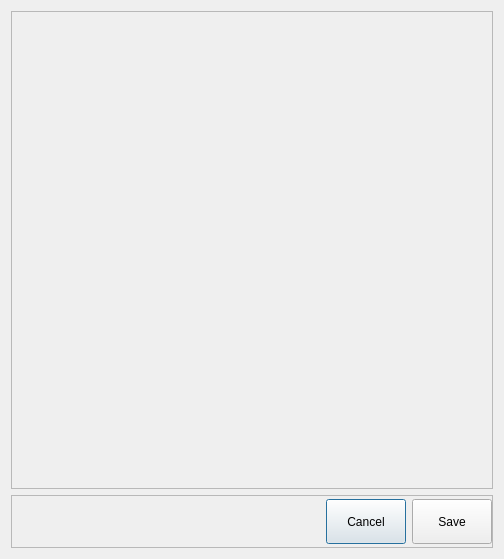
Above: gui/ui_files/march_speed_selection.ui from evsahal/TaskEX before the change. Below: the same form after it.
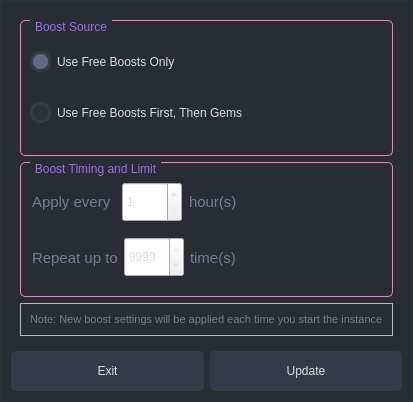
That is the form after the change. Icons and pictures are not drawn.

Patch:
```diff
--- a/gui/ui_files/march_speed_selection.ui
+++ b/gui/ui_files/march_speed_selection.ui
@@ -6,28 +6,568 @@
    <rect>
     <x>0</x>
     <y>0</y>
-    <width>504</width>
-    <height>559</height>
+    <width>404</width>
+    <height>402</height>
    </rect>
   </property>
   <property name="windowTitle">
-   <string>Dialog</string>
+   <string>Boost March Speed By 20%</string>
+  </property>
+  <property name="styleSheet">
+   <string notr="true">QDialog{
+	background-color: rgb(40, 44, 52);
+	border: 1px solid rgb(44, 49, 58);
+}
+
+QWidget{
+	color: rgb(221, 221, 221);
+	font: 10pt &quot;Segoe UI&quot;;
+}
+
+QPushButton {
+	border: 2px solid rgb(52, 59, 72);
+	border-radius: 5px;	
+	background-color: rgb(52, 59, 72);
+}
+QPushButton:hover {
+	background-color: rgb(57, 65, 80);
+	border: 2px solid rgb(61, 70, 86);
+}
+QPushButton:pressed {	
+	background-color: rgb(35, 40, 49);
+	border: 2px solid rgb(43, 50, 61);
+}
+
+
+/* /////////////////////////////////////////////////////////////////////////////////////////////////
+Tooltip */
+QToolTip {
+	color: #ffffff;
+	background-color: rgba(33, 37, 43, 180);
+	border: 1px solid rgb(44, 49, 58);
+	background-image: none;
+	background-position: left center;
+    background-repeat: no-repeat;
+	border: none;
+	border-left: 2px solid rgb(255, 121, 198);
+	text-align: left;
+	padding-left: 8px;
+	margin: 0px;
+}
+
+
+
+QLabel { font-size: 11px; color: rgb(113, 126, 149);  }
+
+
+
+/* /////////////////////////////////////////////////////////////////////////////////////////////////
+LineEdit */
+QLineEdit {
+	background-color: rgb(33, 37, 43);
+	border-radius: 5px;
+	border: 2px solid rgb(33, 37, 43);
+	padding-left: 10px;
+	selection-color: rgb(255, 255, 255);
+	selection-background-color: rgb(255, 121, 198);
+}
+QLineEdit:hover {
+	border: 2px solid rgb(64, 71, 88);
+}
+QLineEdit:focus {
+	border: 2px solid rgb(91, 101, 124);
+}
+
+/* /////////////////////////////////////////////////////////////////////////////////////////////////
+PlainTextEdit */
+QPlainTextEdit {
+	background-color: rgb(27, 29, 35);
+	border-radius: 5px;
+	padding: 10px;
+	selection-color: rgb(255, 255, 255);
+	selection-background-color: rgb(255, 121, 198);
+}
+QPlainTextEdit  QScrollBar:vertical {
+    width: 8px;
+ }
+QPlainTextEdit  QScrollBar:horizontal {
+    height: 8px;
+ }
+QPlainTextEdit:hover {
+	border: 2px solid rgb(64, 71, 88);
+}
+QPlainTextEdit:focus {
+	border: 2px solid rgb(91, 101, 124);
+}
+
+/* /////////////////////////////////////////////////////////////////////////////////////////////////
+ScrollBars */
+QScrollBar:horizontal {
+    border: none;
+    background: rgb(52, 59, 72);
+    height: 8px;
+    margin: 0px 21px 0 21px;
+	border-radius: 0px;
+}
+QScrollBar::handle:horizontal {
+    background: rgb(189, 147, 249);
+    min-width: 25px;
+	border-radius: 4px
+}
+QScrollBar::add-line:horizontal {
+    border: none;
+    background: rgb(55, 63, 77);
+    width: 20px;
+	border-top-right-radius: 4px;
+    border-bottom-right-radius: 4px;
+    subcontrol-position: right;
+    subcontrol-origin: margin;
+}
+QScrollBar::sub-line:horizontal {
+    border: none;
+    background: rgb(55, 63, 77);
+    width: 20px;
+	border-top-left-radius: 4px;
+    border-bottom-left-radius: 4px;
+    subcontrol-position: left;
+    subcontrol-origin: margin;
+}
+QScrollBar::up-arrow:horizontal, QScrollBar::down-arrow:horizontal
+{
+     background: none;
+}
+QScrollBar::add-page:horizontal, QScrollBar::sub-page:horizontal
+{
+     background: none;
+}
+ QScrollBar:vertical {
+	border: none;
+    background: rgb(52, 59, 72);
+    width: 8px;
+    margin: 21px 0 21px 0;
+	border-radius: 0px;
+ }
+ QScrollBar::handle:vertical {	
+	background: rgb(189, 147, 249);
+    min-height: 25px;
+	border-radius: 4px
+ }
+ QScrollBar::add-line:vertical {
+     border: none;
+    background: rgb(55, 63, 77);
+     height: 20px;
+	border-bottom-left-radius: 4px;
+    border-bottom-right-radius: 4px;
+     subcontrol-position: bottom;
+     subcontrol-origin: margin;
+ }
+ QScrollBar::sub-line:vertical {
+	border: none;
+    background: rgb(55, 63, 77);
+     height: 20px;
+	border-top-left-radius: 4px;
+    border-top-right-radius: 4px;
+     subcontrol-position: top;
+     subcontrol-origin: margin;
+ }
+ QScrollBar::up-arrow:vertical, QScrollBar::down-arrow:vertical {
+     background: none;
+ }
+
+ QScrollBar::add-page:vertical, QScrollBar::sub-page:vertical {
+     background: none;
+ }
+
+/* /////////////////////////////////////////////////////////////////////////////////////////////////
+CheckBox */
+QCheckBox::indicator {
+    border: 3px solid rgb(52, 59, 72);
+	width: 15px;
+	height: 15px;
+	border-radius: 10px;
+    background: rgb(44, 49, 60);
+}
+QCheckBox::indicator:hover {
+    border: 3px solid rgb(58, 66, 81);
+}
+QCheckBox::indicator:checked {
+    background: 3px solid rgb(52, 59, 72);
+	border: 3px solid rgb(52, 59, 72);	
+	background-image: url(:/icons/images/icons/cil-check-alt.png);
+}
+
+/* /////////////////////////////////////////////////////////////////////////////////////////////////
+RadioButton */
+QRadioButton::indicator {
+    border: 3px solid rgb(52, 59, 72);
+	width: 15px;
+	height: 15px;
+	border-radius: 10px;
+    background: rgb(44, 49, 60);
+}
+QRadioButton::indicator:hover {
+    border: 3px solid rgb(58, 66, 81);
+}
+QRadioButton::indicator:checked {
+    background: 3px solid rgb(94, 106, 130);
+	border: 3px solid rgb(52, 59, 72);	
+}
+
+/* /////////////////////////////////////////////////////////////////////////////////////////////////
+ComboBox */
+QComboBox{
+	background-color: rgb(27, 29, 35);
+	border-radius: 5px;
+	border: 2px solid rgb(33, 37, 43);
+	padding: 5px;
+	padding-left: 10px;
+}
+QComboBox:hover{
+	border: 2px solid rgb(64, 71, 88);
+}
+QComboBox::drop-down {
+	subcontrol-origin: padding;
+	subcontrol-position: top right;
+	width: 25px; 
+	border-left-width: 3px;
+	border-left-color: rgba(39, 44, 54, 150);
+	border-left-style: solid;
+	border-top-right-radius: 3px;
+	border-bottom-right-radius: 3px;	
+	background-image: url(:/icons/images/icons/cil-arrow-bottom.png);
+	background-position: center;
+	background-repeat: no-reperat;
+ }
+QComboBox QAbstractItemView {
+	color: rgb(255, 121, 198);	
+	background-color: rgb(33, 37, 43);
+	padding: 10px;
+	selection-background-color: rgb(39, 44, 54);
+}
+
+/* /////////////////////////////////////////////////////////////////////////////////////////////////
+Sliders */
+QSlider::groove:horizontal {
+    border-radius: 5px;
+    height: 10px;
+	margin: 0px;
+	background-color: rgb(52, 59, 72);
+}
+QSlider::groove:horizontal:hover {
+	background-color: rgb(55, 62, 76);
+}
+QSlider::handle:horizontal {
+    background-color: rgb(189, 147, 249);
+    border: none;
+    height: 10px;
+    width: 10px;
+    margin: 0px;
+	border-radius: 5px;
+}
+QSlider::handle:horizontal:hover {
+    background-color: rgb(195, 155, 255);
+}
+QSlider::handle:horizontal:pressed {
+    background-color: rgb(255, 121, 198);
+}
+
+QSlider::groove:vertical {
+    border-radius: 5px;
+    width: 10px;
+    margin: 0px;
+	background-color: rgb(52, 59, 72);
+}
+QSlider::groove:vertical:hover {
+	background-color: rgb(55, 62, 76);
+}
+QSlider::handle:vertical {
+    background-color: rgb(189, 147, 249);
+	border: none;
+    height: 10px;
+    width: 10px;
+    margin: 0px;
+	border-radius: 5px;
+}
+QSlider::handle:vertical:hover {
+    background-color: rgb(195, 155, 255);
+}
+QSlider::handle:vertical:pressed {
+    background-color: rgb(255, 121, 198);
+}
+/* /////////////////////////////////////////////////////////////////////////////////////////////////
+QListWidget */
+QListWidget{
+	border: none;
+}
+
+
+/* QGroupBox */
+QGroupBox { border: 1px solid  rgb(255, 121, 198); border-radius: 5px; margin-top: 0.5em; }
+QGroupBox::title { subcontrol-origin: margin; left: 10px; padding: 0 3px 0 3px; }
+QGroupBox::title { color: rgb(161, 110, 235); }
+
+
+</string>
   </property>
   <layout class="QVBoxLayout" name="verticalLayout" stretch="9,1">
    <item>
     <widget class="QFrame" name="frame">
      <property name="frameShape">
-      <enum>QFrame::Shape::StyledPanel</enum>
+      <enum>QFrame::Shape::NoFrame</enum>
      </property>
      <property name="frameShadow">
       <enum>QFrame::Shadow::Raised</enum>
      </property>
+     <layout class="QVBoxLayout" name="verticalLayout_2" stretch="10,1">
+      <item>
+       <widget class="QFrame" name="frame_3">
+        <property name="frameShape">
+         <enum>QFrame::Shape::NoFrame</enum>
+        </property>
+        <property name="frameShadow">
+         <enum>QFrame::Shadow::Raised</enum>
+        </property>
+        <layout class="QVBoxLayout" name="verticalLayout_3">
+         <property name="leftMargin">
+          <number>0</number>
+         </property>
+         <property name="topMargin">
+          <number>0</number>
+         </property>
+         <property name="rightMargin">
+          <number>0</number>
+         </property>
+         <property name="bottomMargin">
+          <number>0</number>
+         </property>
+         <item>
+          <widget class="QGroupBox" name="groupBox">
+           <property name="title">
+            <string>Boost Source</string>
+           </property>
+           <layout class="QVBoxLayout" name="verticalLayout_4">
+            <property name="spacing">
+             <number>0</number>
+            </property>
+            <property name="topMargin">
+             <number>0</number>
+            </property>
+            <property name="rightMargin">
+             <number>0</number>
+            </property>
+            <property name="bottomMargin">
+             <number>0</number>
+            </property>
+            <item>
+             <widget class="QRadioButton" name="use_free_boost">
+              <property name="text">
+               <string>Use Free Boosts Only</string>
+              </property>
+              <property name="checked">
+               <bool>true</bool>
+              </property>
+             </widget>
+            </item>
+            <item>
+             <widget class="QRadioButton" name="use_free_boost_gems">
+              <property name="text">
+               <string>Use Free Boosts First, Then Gems</string>
+              </property>
+             </widget>
+            </item>
+           </layout>
+          </widget>
+         </item>
+         <item>
+          <widget class="QGroupBox" name="groupBox_2">
+           <property name="title">
+            <string>Boost Timing and Limit</string>
+           </property>
+           <layout class="QVBoxLayout" name="verticalLayout_5">
+            <property name="spacing">
+             <number>0</number>
+            </property>
+            <property name="leftMargin">
+             <number>11</number>
+            </property>
+            <property name="topMargin">
+             <number>11</number>
+            </property>
+            <property name="rightMargin">
+             <number>0</number>
+            </property>
+            <property name="bottomMargin">
+             <number>11</number>
+            </property>
+            <item alignment="Qt::AlignmentFlag::AlignLeft">
+             <widget class="QWidget" name="widget_2" native="true">
+              <layout class="QHBoxLayout" name="horizontalLayout_4">
+               <property name="spacing">
+                <number>7</number>
+               </property>
+               <property name="leftMargin">
+                <number>0</number>
+               </property>
+               <property name="topMargin">
+                <number>0</number>
+               </property>
+               <property name="rightMargin">
+                <number>0</number>
+               </property>
+               <property name="bottomMargin">
+                <number>0</number>
+               </property>
+               <item>
+                <widget class="QLabel" name="label_2">
+                 <property name="font">
+                  <font>
+                   <family>Segoe UI</family>
+                   <pointsize>-1</pointsize>
+                   <italic>false</italic>
+                   <bold>false</bold>
+                  </font>
+                 </property>
+                 <property name="styleSheet">
+                  <string notr="true">font-size:15px;</string>
+                 </property>
+                 <property name="text">
+                  <string>Apply every </string>
+                 </property>
+                 <property name="scaledContents">
+                  <bool>false</bool>
+                 </property>
+                </widget>
+               </item>
+               <item>
+                <widget class="QSpinBox" name="boost_hours">
+                 <property name="minimumSize">
+                  <size>
+                   <width>60</width>
+                   <height>40</height>
+                  </size>
+                 </property>
+                 <property name="maximumSize">
+                  <size>
+                   <width>80</width>
+                   <height>16777215</height>
+                  </size>
+                 </property>
+                 <property name="minimum">
+                  <number>1</number>
+                 </property>
+                 <property name="maximum">
+                  <number>999</number>
+                 </property>
+                </widget>
+               </item>
+               <item>
+                <widget class="QLabel" name="label_3">
+                 <property name="styleSheet">
+                  <string notr="true">font-size:15px;</string>
+                 </property>
+                 <property name="text">
+                  <string>hour(s)</string>
+                 </property>
+                </widget>
+               </item>
+              </layout>
+             </widget>
+            </item>
+            <item alignment="Qt::AlignmentFlag::AlignLeft">
+             <widget class="QWidget" name="widget_3" native="true">
+              <layout class="QHBoxLayout" name="horizontalLayout_5">
+               <property name="leftMargin">
+                <number>0</number>
+               </property>
+               <property name="topMargin">
+                <number>0</number>
+               </property>
+               <property name="rightMargin">
+                <number>0</number>
+               </property>
+               <property name="bottomMargin">
+                <number>0</number>
+               </property>
+               <item>
+                <widget class="QLabel" name="label_4">
+                 <property name="styleSheet">
+                  <string notr="true">font-size:15px;</string>
+                 </property>
+                 <property name="text">
+                  <string>Repeat up to</string>
+                 </property>
+                </widget>
+               </item>
+               <item>
+                <widget class="QSpinBox" name="boost_repeat_times">
+                 <property name="minimumSize">
+                  <size>
+                   <width>60</width>
+                   <height>0</height>
+                  </size>
+                 </property>
+                 <property name="maximumSize">
+                  <size>
+                   <width>80</width>
+                   <height>40</height>
+                  </size>
+                 </property>
+                 <property name="minimum">
+                  <number>1</number>
+                 </property>
+                 <property name="maximum">
+                  <number>9999</number>
+                 </property>
+                 <property name="value">
+                  <number>9999</number>
+                 </property>
+                </widget>
+               </item>
+               <item>
+                <widget class="QLabel" name="label_5">
+                 <property name="styleSheet">
+                  <string notr="true">font-size:15px;</string>
+                 </property>
+                 <property name="text">
+                  <string>time(s)</string>
+                 </property>
+                </widget>
+               </item>
+              </layout>
+             </widget>
+            </item>
+           </layout>
+          </widget>
+         </item>
+        </layout>
+       </widget>
+      </item>
+      <item>
+       <widget class="QFrame" name="frame_4">
+        <property name="frameShape">
+         <enum>QFrame::Shape::StyledPanel</enum>
+        </property>
+        <property name="frameShadow">
+         <enum>QFrame::Shadow::Raised</enum>
+        </property>
+        <layout class="QHBoxLayout" name="horizontalLayout_3">
+         <item>
+          <widget class="QLabel" name="label">
+           <property name="text">
+            <string>Note: New boost settings will be applied each time you start the instance</string>
+           </property>
+          </widget>
+         </item>
+        </layout>
+       </widget>
+      </item>
+     </layout>
     </widget>
    </item>
    <item>
     <widget class="QFrame" name="frame_2">
      <property name="frameShape">
-      <enum>QFrame::Shape::StyledPanel</enum>
+      <enum>QFrame::Shape::NoFrame</enum>
      </property>
      <property name="frameShadow">
       <enum>QFrame::Shadow::Raised</enum>
@@ -45,7 +585,7 @@
       <property name="bottomMargin">
        <number>0</number>
       </property>
-      <item alignment="Qt::AlignmentFlag::AlignRight">
+      <item>
        <widget class="QWidget" name="widget" native="true">
         <layout class="QHBoxLayout" name="horizontalLayout_2">
          <property name="leftMargin">
@@ -64,12 +604,12 @@
           <widget class="QPushButton" name="pushButton_2">
            <property name="minimumSize">
             <size>
-             <width>0</width>
-             <height>45</height>
+             <width>100</width>
+             <height>40</height>
             </size>
            </property>
            <property name="text">
-            <string>Cancel</string>
+            <string>Exit</string>
            </property>
           </widget>
          </item>
@@ -77,12 +617,12 @@
           <widget class="QPushButton" name="pushButton">
            <property name="minimumSize">
             <size>
-             <width>0</width>
-             <height>45</height>
+             <width>100</width>
+             <height>40</height>
             </size>
            </property>
            <property name="text">
-            <string>Save</string>
+            <string>Update</string>
            </property>
           </widget>
          </item>
```
Left out of the diff: 8 changed lines with no effect on the pictures.
